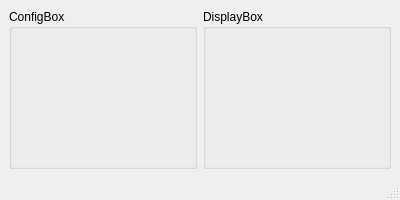
This is qt_comPort_Monitor/mainwindow.ui in plumber2020/Qt_ComPort_pic16F1718_mcp9803 as Qt 5 draws it before an edit. The edited form follows.
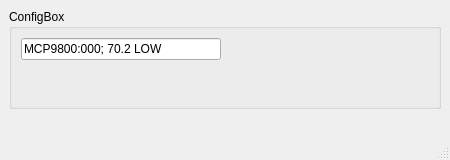
This is the edited form.

```diff
--- a/qt_comPort_Monitor/mainwindow.ui
+++ b/qt_comPort_Monitor/mainwindow.ui
@@ -6,38 +6,70 @@
    <rect>
     <x>0</x>
     <y>0</y>
-    <width>400</width>
-    <height>200</height>
+    <width>450</width>
+    <height>160</height>
    </rect>
   </property>
+  <property name="minimumSize">
+   <size>
+    <width>0</width>
+    <height>0</height>
+   </size>
+  </property>
   <property name="windowTitle">
    <string>MainWindow</string>
   </property>
   <widget class="QWidget" name="centralwidget">
    <layout class="QHBoxLayout" name="horizontalLayout">
-    <item>
+    <item alignment="Qt::AlignTop">
      <widget class="QGroupBox" name="groupBox_config">
+      <property name="sizePolicy">
+       <sizepolicy hsizetype="Preferred" vsizetype="MinimumExpanding">
+        <horstretch>0</horstretch>
+        <verstretch>0</verstretch>
+       </sizepolicy>
+      </property>
+      <property name="minimumSize">
+       <size>
+        <width>0</width>
+        <height>100</height>
+       </size>
+      </property>
       <property name="title">
        <string>ConfigBox</string>
       </property>
+      <property name="alignment">
+       <set>Qt::AlignLeading|Qt::AlignLeft|Qt::AlignTop</set>
+      </property>
       <layout class="QVBoxLayout" name="verticalLayout_2">
        <item>
-        <layout class="QVBoxLayout" name="rootLayout_config"/>
+        <layout class="QVBoxLayout" name="rootLayout_config">
+         <item alignment="Qt::AlignTop">
+          <widget class="QLineEdit" name="lineEdit">
+           <property name="sizePolicy">
+            <sizepolicy hsizetype="Fixed" vsizetype="Fixed">
+             <horstretch>0</horstretch>
+             <verstretch>0</verstretch>
+            </sizepolicy>
+           </property>
+           <property name="minimumSize">
+            <size>
+             <width>200</width>
+             <height>0</height>
+            </size>
+           </property>
+           <property name="text">
+            <string>MCP9800:000; 70.2 LOW</string>
+           </property>
+          </widget>
+         </item>
+        </layout>
        </item>
       </layout>
      </widget>
     </item>
     <item>
-     <widget class="QGroupBox" name="groupBox_display">
-      <property name="title">
-       <string>DisplayBox</string>
-      </property>
-      <layout class="QVBoxLayout" name="verticalLayout_3">
-       <item>
-        <layout class="QVBoxLayout" name="rootLayout_display"/>
-       </item>
-      </layout>
-     </widget>
+     <layout class="QVBoxLayout" name="rootLayout_display"/>
     </item>
    </layout>
   </widget>
```
Left out of the diff: 2 changed lines with no effect on the pictures.
